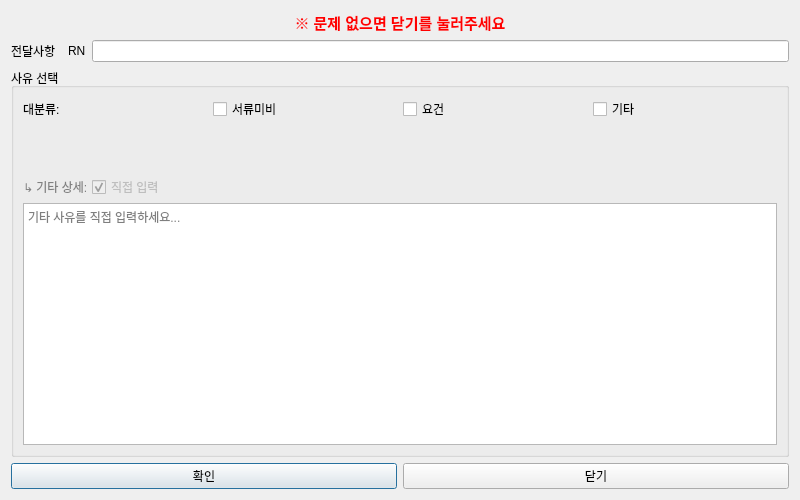
This is ui/special_note_dialog.ui in Glen-Lee-glitch/new_viewer as Qt 5 draws it before an edit. The edited form follows.
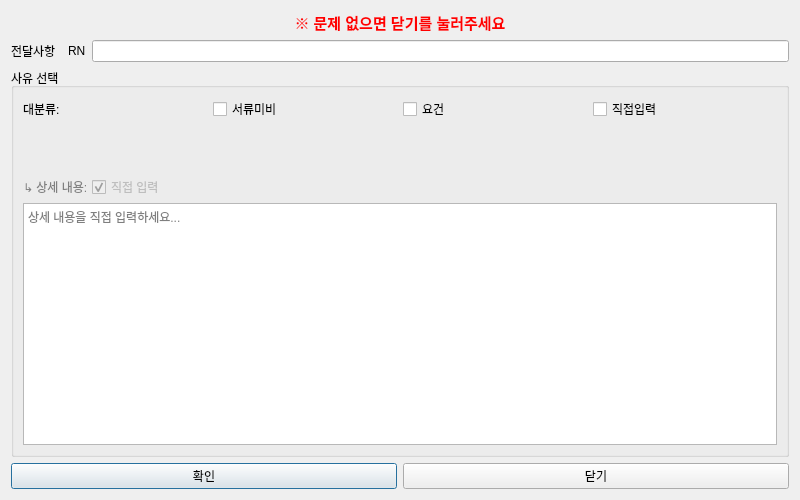
This is the edited form.

Commit message:
feat: 이메일 전달 창 명칭 변경
- '기타' -> '직접입력'

```diff
--- a/ui/special_note_dialog.ui
+++ b/ui/special_note_dialog.ui
@@ -90,7 +90,7 @@
         <item>
          <widget class="QCheckBox" name="checkBox_3">
           <property name="text">
-           <string>기타</string>
+           <string>직접입력</string>
           </property>
          </widget>
         </item>
@@ -150,7 +150,7 @@
               <string>color: gray;</string>
              </property>
              <property name="text">
-              <string>↳ 기타 상세:</string>
+              <string>↳ 상세 내용:</string>
              </property>
             </widget>
            </item>
@@ -191,7 +191,7 @@
             </size>
            </property>
            <property name="placeholderText">
-            <string>기타 사유를 직접 입력하세요...</string>
+            <string>상세 내용을 직접 입력하세요...</string>
            </property>
           </widget>
          </item>
```
The commit also changes 1 other file.
